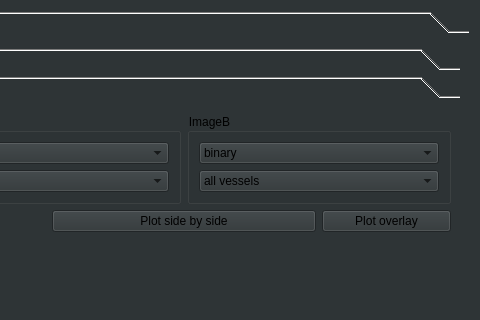
ClearAnatomics/ClearMap, file ClearMap/gui/creator/vasculature_tab.ui: the form before one commit; both pictures show x 112 to 592 and y 0 to 320 of the 592 by 1014 pixel window.
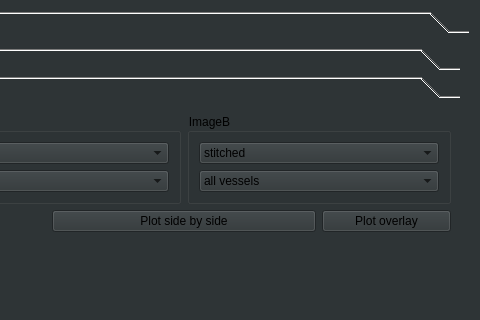
The form after the commit. The open tabs and pages were chosen to show the change. Icons and pictures are not drawn.

What changed in the file:
```diff
--- a/ClearMap/gui/creator/vasculature_tab.ui
+++ b/ClearMap/gui/creator/vasculature_tab.ui
@@ -217,7 +217,7 @@
                     <item>
                      <widget class="QComboBox" name="binarizationPlotStep2ComboBox">
                       <property name="currentIndex">
-                       <number>1</number>
+                       <number>0</number>
                       </property>
                       <item>
                        <property name="text">
```
Left out of the diff: 22 changed lines with no effect on the pictures.
